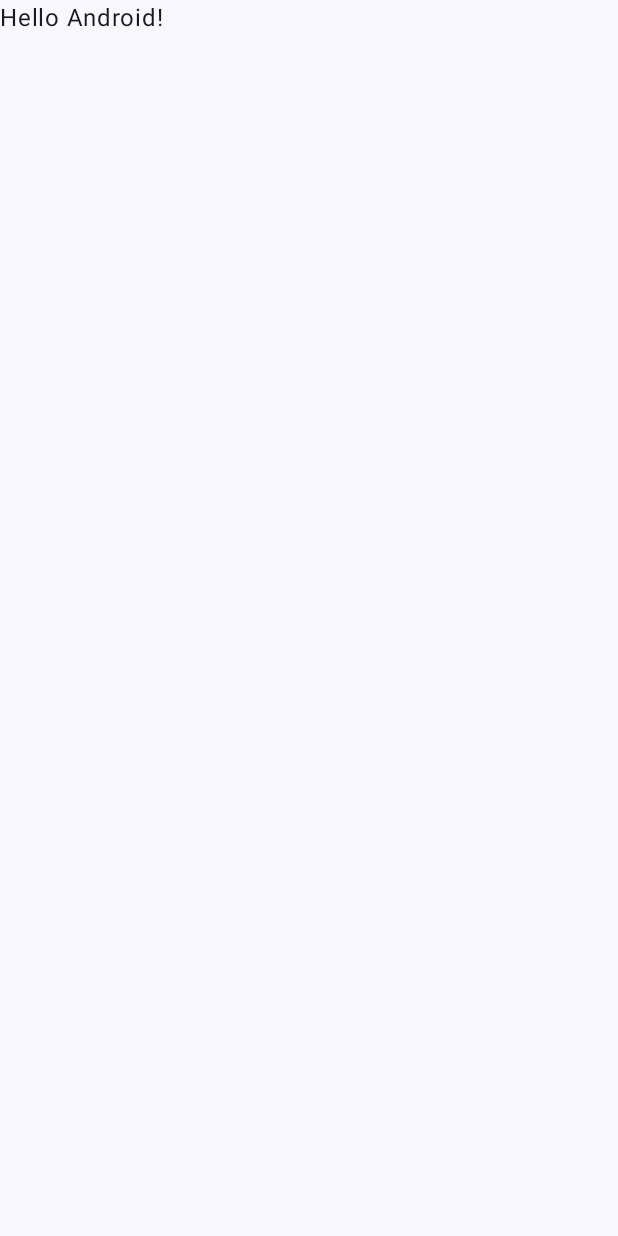
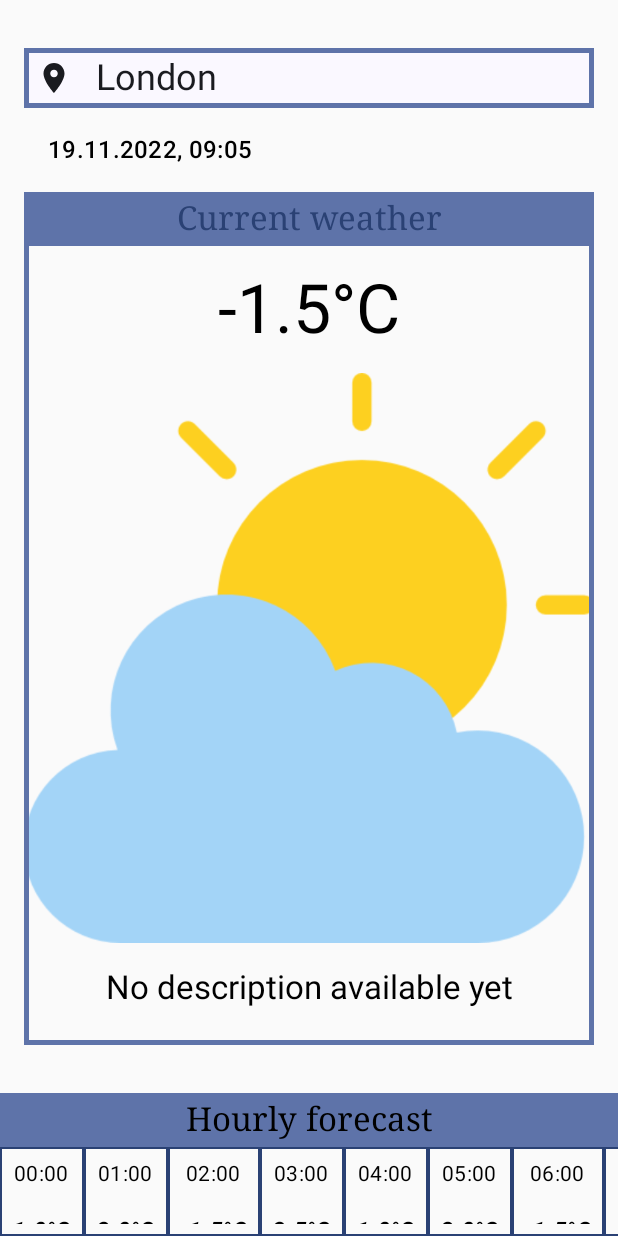
Before and after one commit to FinSpiers/CC1-WS22-23, an Android app built with Jetpack Compose: the screen it shows after launch (MainActivity), on a phone screen of 412 x 824 dp. Before the commit the screen is almost empty. Run offline under Robolectric (Android 15) with nearby library versions, the phone set to English and light mode, and no system bars.

Commit message:
Added weather UI components

```diff
--- a/app/src/main/java/com/example/myweather/feature_weather/presentation/MainActivity.kt
+++ b/app/src/main/java/com/example/myweather/feature_weather/presentation/MainActivity.kt
@@ -4,64 +4,54 @@ import android.os.Bundle
 import androidx.activity.ComponentActivity
 import androidx.activity.compose.setContent
 import androidx.compose.foundation.layout.*
-import androidx.compose.material3.*
 import androidx.compose.runtime.Composable
 import androidx.compose.ui.Alignment
 import androidx.compose.ui.Modifier
+import androidx.compose.ui.res.painterResource
 import androidx.compose.ui.tooling.preview.Preview
+import androidx.compose.ui.unit.dp
+import com.example.myweather.R
+import com.example.myweather.feature_weather.presentation.weather.components.LocationBar
+import com.example.myweather.feature_weather.presentation.weather.components.WeatherHourlyBar
+import com.example.myweather.feature_weather.presentation.weather.components.WeatherInfoBox
 import com.example.myweather.ui.theme.MyWeatherTheme
 
 class MainActivity : ComponentActivity() {
     override fun onCreate(savedInstanceState: Bundle?) {
         super.onCreate(savedInstanceState)
         setContent {
-            MyWeatherTheme {
-                // A surface container using the 'background' color from the theme
-                Surface(
-                    modifier = Modifier.fillMaxSize(),
-                    color = MaterialTheme.colorScheme.background
-                ) {
-                    Greeting("Android")
-                }
+            MyApp()
+        }
+    }
+    @Composable
+    fun MyApp() {
+        val weatherData = listOf(1.0, 2.0, -1.5, 3.5, 1.0, 2.0, -1.5, 3.5, 1.0, 2.0, -1.5, 3.5, 1.0, 2.0, -1.5, 3.5, 1.0, 2.0, -1.5, 3.5, 1.0, 2.0, -1.5, 3.5)
+        MyWeatherTheme {
+            Column(
+                modifier = Modifier.fillMaxSize(),
+                horizontalAlignment = Alignment.CenterHorizontally
+            ) {
+                LocationBar(
+                    locationName = "London",
+                    dateTime = "19.11.2022, 09:05"
+                )
+
+                WeatherInfoBox(
+                    currentTemperature = -1.5,
+                    isCelsius = true,
+                    painter = painterResource(id = R.drawable.image_weather_cloudy),
+                    weatherDescription = "No description available yet"
+                )
+                Spacer(modifier = Modifier.height(32.dp))
+                WeatherHourlyBar(weatherData = weatherData, isCelsius = true)
             }
         }
     }
-}
 
-@Composable
-fun Greeting(name: String) {
-    Text(text = "Hello $name!")
-}
 
-@Composable
-fun ShowButtonBar(modifier: Modifier = Modifier) {
-    Column(
-        Modifier
-            .fillMaxWidth()
-    ) {
-        Row(
-            Modifier
-                .fillMaxWidth()
-                .align(Alignment.CenterHorizontally)
-                .weight(1f)) {
-            Button(onClick = { /*TODO*/ }) {
-                Text(text = "Test1")
-            }
-            Button(onClick = { /*TODO*/ }) {
-                Text(text = "Test2")
-            }
-            Button(onClick = { /*TODO*/ }) {
-                Text(text = "Test3")
-            }
-        }
-    }
-    modifier.fillMaxWidth()
-}
-
-@Preview(showBackground = true)
-@Composable
-fun DefaultPreview() {
-    MyWeatherTheme {
-        ShowButtonBar()
+    @Preview(showBackground = true)
+    @Composable
+    fun DefaultPreview() {
+        MyApp()
     }
 }
--- /dev/null
+++ b/app/src/main/java/com/example/myweather/feature_weather/presentation/weather/components/LocationBar.kt
@@ -0,0 +1,84 @@
+package com.example.myweather.feature_weather.presentation.weather.components
+
+import androidx.compose.foundation.BorderStroke
+import androidx.compose.foundation.layout.*
+import androidx.compose.material.icons.Icons
+import androidx.compose.material.icons.filled.LocationOn
+import androidx.compose.material3.Icon
+import androidx.compose.material3.MaterialTheme
+import androidx.compose.material3.Surface
+import androidx.compose.material3.Text
+import androidx.compose.runtime.Composable
+import androidx.compose.ui.Alignment
+import androidx.compose.ui.Modifier
+import androidx.compose.ui.graphics.RectangleShape
+import androidx.compose.ui.res.painterResource
+import androidx.compose.ui.text.style.TextOverflow
+import androidx.compose.ui.tooling.preview.Preview
+import androidx.compose.ui.unit.dp
+import com.example.myweather.R
+import com.example.myweather.ui.theme.MyWeatherTheme
+
+@Composable
+fun LocationBar(
+    locationName: String,
+    dateTime: String,
+    modifier: Modifier = Modifier,
+
+    ) {
+    Column(
+        modifier = modifier.padding(16.dp),
+        verticalArrangement = Arrangement.Center
+    ) {
+        Surface(
+            shape = RectangleShape,
+            border = BorderStroke(3.dp, MaterialTheme.colorScheme.primaryContainer),
+            modifier = modifier.padding(vertical = 16.dp),
+        ) {
+            Row(
+                modifier = modifier.fillMaxWidth(),
+                verticalAlignment = Alignment.CenterVertically,
+                horizontalArrangement = Arrangement.Start
+            ) {
+                Icon(
+                    imageVector = Icons.Default.LocationOn,
+                    contentDescription = "Location",
+                    modifier = Modifier
+                        .padding(horizontal = 8.dp)
+
+
+                )
+                Text(
+                    text = locationName,
+                    style = MaterialTheme.typography.headlineSmall,
+                    modifier = modifier
+                        .padding(horizontal = 8.dp, vertical = 4.dp)
+                        .weight(1f),
+                    maxLines = 1,
+                    overflow = TextOverflow.Ellipsis
+                )
+            }
+        }
+
+        Row(
+            modifier = modifier
+                .fillMaxWidth()
+                .padding(horizontal = 16.dp),
+            verticalAlignment = Alignment.CenterVertically,
+            horizontalArrangement = Arrangement.Start
+        ) {
+            Text(
+                text = dateTime,
+                style = MaterialTheme.typography.titleMedium
+            )
+        }
+    }
+}
+
+@Preview(showBackground = true)
+@Composable
+fun LocationBarPreview() {
+    MyWeatherTheme {
+        LocationBar(locationName = "Kassel", dateTime = "19.11.2022, 09:05")
+    }
+}
--- /dev/null
+++ b/app/src/main/java/com/example/myweather/feature_weather/presentation/weather/components/WeatherHourlyBar.kt
@@ -0,0 +1,97 @@
+package com.example.myweather.feature_weather.presentation.weather.components
+
+import androidx.compose.foundation.background
+import androidx.compose.foundation.border
+import androidx.compose.foundation.layout.*
+import androidx.compose.foundation.lazy.LazyRow
+import androidx.compose.material3.MaterialTheme
+import androidx.compose.material3.Text
+import androidx.compose.runtime.Composable
+import androidx.compose.ui.Alignment
+import androidx.compose.ui.Modifier
+import androidx.compose.ui.graphics.RectangleShape
+import androidx.compose.ui.text.font.FontFamily
+import androidx.compose.ui.text.font.FontStyle
+import androidx.compose.ui.text.style.TextAlign
+import androidx.compose.ui.tooling.preview.Preview
+import androidx.compose.ui.unit.dp
+import com.example.myweather.ui.theme.MyWeatherTheme
+
+
+val hours = listOf(0..23)
+
+@Composable
+fun WeatherHourlyBar(
+    weatherData : List<Double>,
+    isCelsius: Boolean,
+    modifier: Modifier = Modifier
+) {
+    assert(weatherData.size == 24)
+    Column(
+        modifier = Modifier.fillMaxWidth()
+    ) {
+        Row(
+            modifier = Modifier
+                .fillMaxWidth()
+                .background(MaterialTheme.colorScheme.primaryContainer, RectangleShape)
+        ) {
+            Text(
+                text = "Hourly forecast",
+                modifier = Modifier
+                    .fillMaxWidth()
+                    .padding(vertical = 4.dp),
+                textAlign = TextAlign.Center,
+                fontFamily = FontFamily.Serif,
+                style = MaterialTheme.typography.titleLarge
+            )
+        }
+        LazyRow(modifier = Modifier.fillMaxWidth()) {
+            for (i in 0..23) {
+                item {
+                    WeatherListElement(time = i, temperature = weatherData[i], isCelsius = isCelsius)
+                }
+            }
+        }
+    }
+}
+
+@Composable
+fun WeatherListElement(
+    time : Int,
+    temperature : Double,
+    isCelsius : Boolean
+){
+    Column (
+        horizontalAlignment = Alignment.CenterHorizontally,
+        verticalArrangement = Arrangement.Center,
+        modifier = Modifier.border(1.dp, MaterialTheme.colorScheme.primary)) {
+        Row(
+            verticalAlignment = Alignment.CenterVertically,
+            horizontalArrangement = Arrangement.Center,
+            modifier = Modifier.padding(8.dp)
+        ) {
+            Text(
+                text = if (time < 10) "0${time}:00" else "${time}:00",
+                style = MaterialTheme.typography.bodyMedium
+            )
+        }
+        Row(verticalAlignment = Alignment.CenterVertically, horizontalArrangement = Arrangement.Center, modifier = Modifier.padding(8.dp)) {
+            Text(
+                text = "$temperature" + if (isCelsius) "°C" else "°F",
+                style = MaterialTheme.typography.titleMedium,
+                fontStyle = FontStyle.Italic
+                )
+        }
+    }
+}
+
+@Preview(showBackground = true)
+@Composable
+fun WeatherHourlyBarPreview() {
+    val weatherData = listOf(1.0, 2.0, -1.5, 3.5, 1.0, 2.0, -1.5, 3.5, 1.0, 2.0, -1.5, 3.5, 1.0, 2.0, -1.5, 3.5, 1.0, 2.0, -1.5, 3.5, 1.0, 2.0, -1.5, 3.5)
+    MyWeatherTheme {
+        WeatherHourlyBar(
+            weatherData = weatherData,
+            isCelsius = true)
+    }
+}
--- /dev/null
+++ b/app/src/main/java/com/example/myweather/feature_weather/presentation/weather/components/WeatherInfoBox.kt
@@ -0,0 +1,88 @@
+package com.example.myweather.feature_weather.presentation.weather.components
+
+import androidx.compose.foundation.Image
+import androidx.compose.foundation.background
+import androidx.compose.foundation.border
+import androidx.compose.foundation.layout.*
+import androidx.compose.material3.MaterialTheme
+import androidx.compose.material3.Text
+import androidx.compose.runtime.Composable
+import androidx.compose.ui.Alignment
+import androidx.compose.ui.Modifier
+import androidx.compose.ui.graphics.RectangleShape
+import androidx.compose.ui.graphics.painter.Painter
+import androidx.compose.ui.res.painterResource
+import androidx.compose.ui.text.font.FontFamily
+import androidx.compose.ui.text.style.TextAlign
+import androidx.compose.ui.tooling.preview.Preview
+import androidx.compose.ui.unit.dp
+import com.example.myweather.R
+import com.example.myweather.ui.theme.MyWeatherTheme
+
+@Composable
+fun WeatherInfoBox(
+    currentTemperature: Double,
+    isCelsius: Boolean,
+    painter: Painter,
+    weatherDescription: String,
+    modifier: Modifier = Modifier
+) {
+
+    Column(
+        modifier = modifier
+            .fillMaxWidth()
+            .padding(horizontal = 16.dp)
+            .border(3.dp, MaterialTheme.colorScheme.primaryContainer, RectangleShape),
+        horizontalAlignment = Alignment.CenterHorizontally,
+    ) {
+        Row(
+            modifier = modifier
+                .fillMaxWidth()
+                .background(MaterialTheme.colorScheme.primaryContainer, RectangleShape)
+        ) {
+            Text(
+                text = "Current weather",
+                color = MaterialTheme.colorScheme.primary,
+                style = MaterialTheme.typography.titleLarge,
+                fontFamily = FontFamily.Serif,
+                textAlign = TextAlign.Center,
+                modifier = Modifier
+                    .fillMaxWidth()
+                    .padding(vertical = 4.dp)
+            )
+        }
+
+        Text(
+            text = if (isCelsius) "${currentTemperature}°C" else "${currentTemperature}°F",
+            textAlign = TextAlign.Center,
+            style = MaterialTheme.typography.displayMedium,
+            modifier = Modifier.padding(vertical = 16.dp)
+        )
+
+        Image(
+            painter = painter,
+            contentDescription = "Default weather description"
+        )
+
+        Text(
+            text = weatherDescription,
+            textAlign = TextAlign.Center,
+            style = MaterialTheme.typography.titleLarge,
+            modifier = Modifier.padding(vertical = 16.dp)
+        )
+        Spacer(modifier = Modifier.height(8.dp))
+    }
+}
+
+@Preview(showBackground = true)
+@Composable
+fun WeatherInfoBoxPreview() {
+    MyWeatherTheme {
+        WeatherInfoBox(
+            currentTemperature = -1.5,
+            isCelsius = true,
+            painter = painterResource(id = R.drawable.image_weather_cloudy),
+            weatherDescription = "No discription available"
+        )
+    }
+}
--- a/build.gradle
+++ b/build.gradle
@@ -1,6 +1,6 @@
 buildscript {
     ext {
-        compose_version = '1.1.1'
+        compose_version = '1.3.1'
     }
 }// Top-level build file where you can add configuration options common to all sub-projects/modules.
 plugins {
```
Also changed, not shown: app/build.gradle (+5 -5 lines), app/src/main/res/drawable/image_weather_cloudy.png (added).
